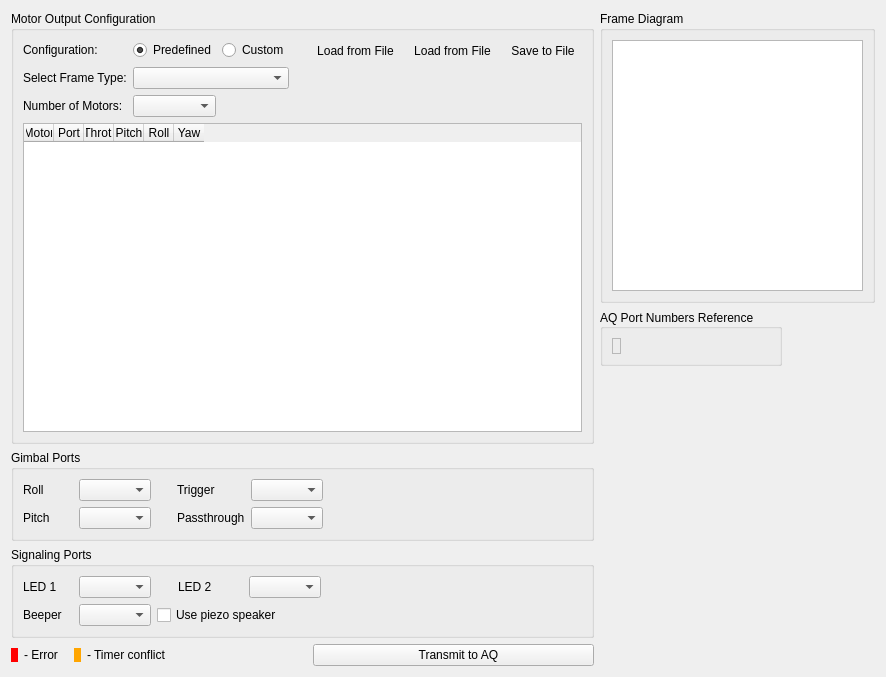
First picture: the form in src/ui/aq_pwmPortsConfig.ui, repository mpaperno/qgroundcontrol_aq, before the edit.
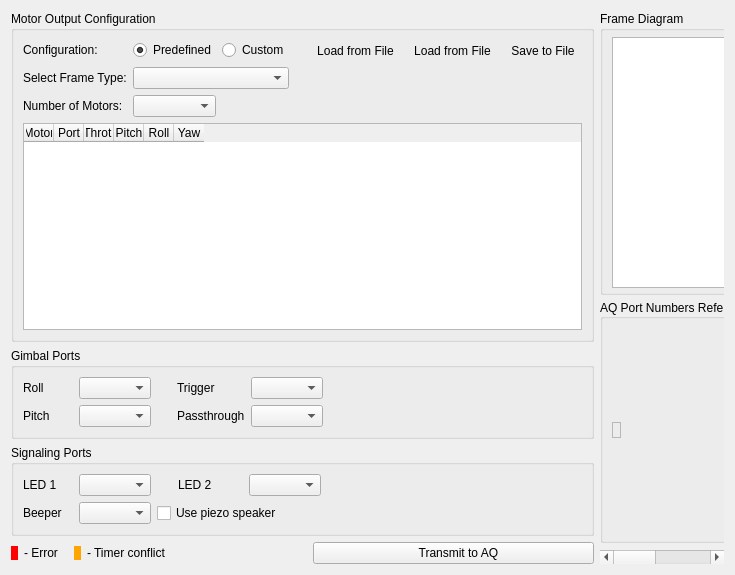
Second picture: the form after the edit. Icons and pictures are not drawn.

Commit message: Port config UI fixes for small screens; Change throttle total validation;

Diff of the .ui file:
```diff
--- a/src/ui/aq_pwmPortsConfig.ui
+++ b/src/ui/aq_pwmPortsConfig.ui
@@ -7,15 +7,15 @@
    <rect>
     <x>0</x>
     <y>0</y>
-    <width>685</width>
-    <height>677</height>
+    <width>735</width>
+    <height>575</height>
    </rect>
   </property>
   <property name="windowTitle">
    <string>Form</string>
   </property>
-  <layout class="QGridLayout" name="gridLayout_2">
-   <item row="0" column="0" rowspan="2">
+  <layout class="QGridLayout" name="gridLayout">
+   <item row="0" column="0">
     <widget class="QGroupBox" name="groupBox_motorOutput">
      <property name="sizePolicy">
       <sizepolicy hsizetype="Preferred" vsizetype="MinimumExpanding">
@@ -350,7 +350,7 @@
      </layout>
     </widget>
    </item>
-   <item row="2" column="0">
+   <item row="1" column="0">
     <widget class="QGroupBox" name="groupBox_gimbal">
      <property name="sizePolicy">
       <sizepolicy hsizetype="Expanding" vsizetype="Fixed">
@@ -543,7 +543,7 @@
      </layout>
     </widget>
    </item>
-   <item row="3" column="0">
+   <item row="2" column="0" rowspan="2">
     <widget class="QGroupBox" name="groupBox_signaling">
      <property name="sizePolicy">
       <sizepolicy hsizetype="Expanding" vsizetype="Fixed">
@@ -711,69 +711,6 @@
      </layout>
     </widget>
    </item>
-   <item row="0" column="1">
-    <widget class="QGroupBox" name="groupBox_frameDiagram">
-     <property name="sizePolicy">
-      <sizepolicy hsizetype="Fixed" vsizetype="Fixed">
-       <horstretch>0</horstretch>
-       <verstretch>0</verstretch>
-      </sizepolicy>
-     </property>
-     <property name="title">
-      <string>Frame Diagram</string>
-     </property>
-     <layout class="QVBoxLayout" name="verticalLayout_3">
-      <item>
-       <widget class="QGraphicsView" name="graphicsView_frameLayout">
-        <property name="sizePolicy">
-         <sizepolicy hsizetype="Fixed" vsizetype="Fixed">
-          <horstretch>0</horstretch>
-          <verstretch>0</verstretch>
-         </sizepolicy>
-        </property>
-        <property name="minimumSize">
-         <size>
-          <width>251</width>
-          <height>251</height>
-         </size>
-        </property>
-        <property name="maximumSize">
-         <size>
-          <width>251</width>
-          <height>251</height>
-         </size>
-        </property>
-        <property name="frameShadow">
-         <enum>QFrame::Plain</enum>
-        </property>
-        <property name="verticalScrollBarPolicy">
-         <enum>Qt::ScrollBarAlwaysOff</enum>
-        </property>
-        <property name="horizontalScrollBarPolicy">
-         <enum>Qt::ScrollBarAlwaysOff</enum>
-        </property>
-        <property name="interactive">
-         <bool>false</bool>
-        </property>
-        <property name="sceneRect">
-         <rectf>
-          <x>0.000000000000000</x>
-          <y>0.000000000000000</y>
-          <width>249.000000000000000</width>
-          <height>249.000000000000000</height>
-         </rectf>
-        </property>
-        <property name="renderHints">
-         <set>QPainter::Antialiasing|QPainter::SmoothPixmapTransform|QPainter::TextAntialiasing</set>
-        </property>
-        <property name="cacheMode">
-         <set>QGraphicsView::CacheBackground</set>
-        </property>
-       </widget>
-      </item>
-     </layout>
-    </widget>
-   </item>
    <item row="4" column="0">
     <layout class="QHBoxLayout" name="horizontalLayout" stretch="1,1,1,1,1,1,2">
      <item>
@@ -891,8 +828,141 @@
      </item>
     </layout>
    </item>
-   <item row="1" column="1" rowspan="4">
+   <item row="0" column="1" rowspan="5">
+    <widget class="QScrollArea" name="scrollArea">
+     <property name="sizePolicy">
+      <sizepolicy hsizetype="Preferred" vsizetype="Expanding">
+       <horstretch>0</horstretch>
+       <verstretch>0</verstretch>
+      </sizepolicy>
+     </property>
+     <property name="frameShape">
+      <enum>QFrame::NoFrame</enum>
+     </property>
+     <property name="verticalScrollBarPolicy">
+      <enum>Qt::ScrollBarAsNeeded</enum>
+     </property>
+     <property name="horizontalScrollBarPolicy">
+      <enum>Qt::ScrollBarAsNeeded</enum>
+     </property>
+     <property name="widgetResizable">
+      <bool>true</bool>
+     </property>
+     <property name="alignment">
+      <set>Qt::AlignLeading|Qt::AlignLeft|Qt::AlignTop</set>
+     </property>
+     <widget class="QWidget" name="scrollAreaWidgetContents">
+      <property name="geometry">
+       <rect>
+        <x>0</x>
+        <y>0</y>
+        <width>287</width>
+        <height>557</height>
+       </rect>
+      </property>
+      <property name="sizePolicy">
+       <sizepolicy hsizetype="Preferred" vsizetype="Expanding">
+        <horstretch>0</horstretch>
+        <verstretch>0</verstretch>
+       </sizepolicy>
+      </property>
     <layout class="QVBoxLayout" name="verticalLayout_2">
+       <property name="spacing">
+        <number>4</number>
+       </property>
+       <property name="leftMargin">
+        <number>0</number>
+       </property>
+       <property name="topMargin">
+        <number>0</number>
+       </property>
+       <property name="rightMargin">
+        <number>15</number>
+       </property>
+       <property name="bottomMargin">
+        <number>0</number>
+       </property>
+       <item alignment="Qt::AlignTop">
+        <widget class="QGroupBox" name="groupBox_frameDiagram">
+         <property name="sizePolicy">
+          <sizepolicy hsizetype="Fixed" vsizetype="Fixed">
+           <horstretch>0</horstretch>
+           <verstretch>0</verstretch>
+          </sizepolicy>
+         </property>
+         <property name="minimumSize">
+          <size>
+           <width>271</width>
+           <height>284</height>
+          </size>
+         </property>
+         <property name="maximumSize">
+          <size>
+           <width>271</width>
+           <height>284</height>
+          </size>
+         </property>
+         <property name="title">
+          <string>Frame Diagram</string>
+         </property>
+         <layout class="QVBoxLayout" name="verticalLayout_3">
+          <property name="topMargin">
+           <number>6</number>
+          </property>
+          <property name="bottomMargin">
+           <number>4</number>
+          </property>
+          <item>
+           <widget class="QGraphicsView" name="graphicsView_frameLayout">
+            <property name="sizePolicy">
+             <sizepolicy hsizetype="Fixed" vsizetype="Fixed">
+              <horstretch>0</horstretch>
+              <verstretch>0</verstretch>
+             </sizepolicy>
+            </property>
+            <property name="minimumSize">
+             <size>
+              <width>251</width>
+              <height>251</height>
+             </size>
+            </property>
+            <property name="maximumSize">
+             <size>
+              <width>251</width>
+              <height>251</height>
+             </size>
+            </property>
+            <property name="frameShadow">
+             <enum>QFrame::Plain</enum>
+            </property>
+            <property name="verticalScrollBarPolicy">
+             <enum>Qt::ScrollBarAlwaysOff</enum>
+            </property>
+            <property name="horizontalScrollBarPolicy">
+             <enum>Qt::ScrollBarAlwaysOff</enum>
+            </property>
+            <property name="interactive">
+             <bool>false</bool>
+            </property>
+            <property name="sceneRect">
+             <rectf>
+              <x>0.000000000000000</x>
+              <y>0.000000000000000</y>
+              <width>249.000000000000000</width>
+              <height>249.000000000000000</height>
+             </rectf>
+            </property>
+            <property name="renderHints">
+             <set>QPainter::Antialiasing|QPainter::SmoothPixmapTransform|QPainter::TextAntialiasing</set>
+            </property>
+            <property name="cacheMode">
+             <set>QGraphicsView::CacheBackground</set>
+            </property>
+           </widget>
+          </item>
+         </layout>
+        </widget>
+       </item>
      <item>
       <widget class="QGroupBox" name="groupBox_portsReference">
        <property name="sizePolicy">
@@ -901,6 +971,18 @@
          <verstretch>0</verstretch>
         </sizepolicy>
        </property>
+         <property name="minimumSize">
+          <size>
+           <width>271</width>
+           <height>244</height>
+          </size>
+         </property>
+         <property name="maximumSize">
+          <size>
+           <width>271</width>
+           <height>244</height>
+          </size>
+         </property>
        <property name="title">
         <string>AQ Port Numbers Reference</string>
        </property>
@@ -908,6 +990,12 @@
         <set>Qt::AlignLeading|Qt::AlignLeft|Qt::AlignVCenter</set>
        </property>
        <layout class="QVBoxLayout" name="verticalLayout">
+          <property name="topMargin">
+           <number>6</number>
+          </property>
+          <property name="bottomMargin">
+           <number>4</number>
+          </property>
         <item>
          <widget class="QLabel" name="label_portReferenceImage">
           <property name="sizePolicy">
@@ -944,6 +1032,8 @@
       </spacer>
      </item>
     </layout>
+     </widget>
+    </widget>
    </item>
   </layout>
  </widget>
```
Left out of the diff: 6 changed lines with no effect on the pictures. Lines whose indentation alone changed are shown as unchanged. The commit also changes 1 other file.
